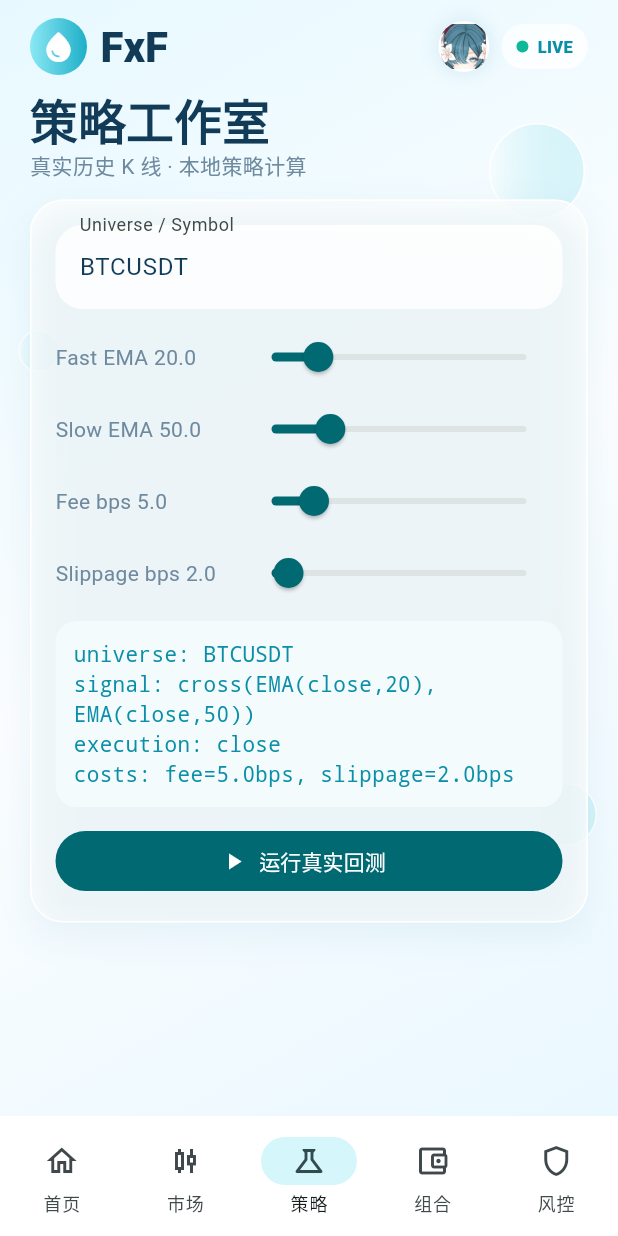
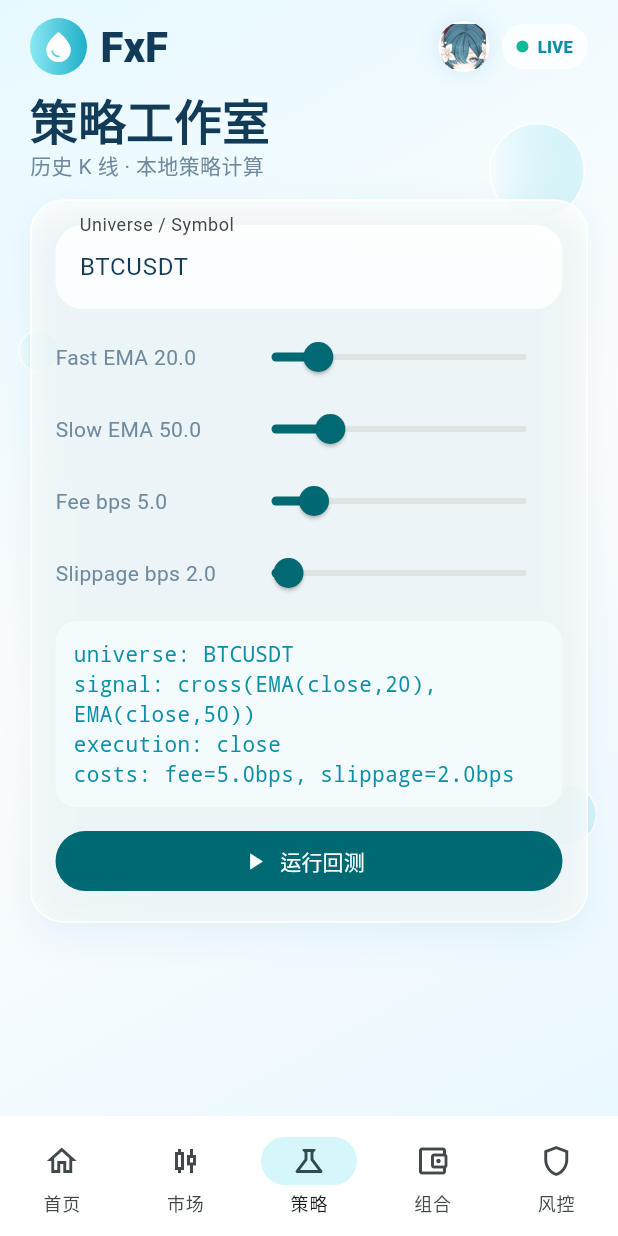
Before and after one commit to nya-a-cat/FxF, a Flutter app: the MainShell screen opened directly, item 3 of the bottom bar chosen, on a phone screen of 412 x 824 dp. Run offline on Flutter 3.47's test engine with Material 3 defaults, Android fonts, the phone set to English and light mode, and no system bars; our stand-ins replace fl_chart, shared_preferences; accounts and stored records are empty; network calls fail.

Commit message:
ui: remove generated strategy commentary

```diff
--- a/lib/screens/strategy.dart
+++ b/lib/screens/strategy.dart
@@ -21,19 +21,30 @@
   Future<({BacktestResult result, List<Candle> candles})> _run() async {
     final symbol = symbolController.text.trim().toUpperCase();
     final candles = await binance.candles(symbol, interval: '1h', limit: 1000);
-    final config = BacktestConfig(fastEma: fast.round(), slowEma: slow.round(), feeBps: fee, slippageBps: slippage);
+    final config = BacktestConfig(
+      fastEma: fast.round(),
+      slowEma: slow.round(),
+      feeBps: fee,
+      slippageBps: slippage,
+    );
     return (result: const BacktestEngine().emaCross(candles, config), candles: candles);
   }
 
   void _start() => setState(() => resultFuture = _run());
 
-  @override Widget build(BuildContext context) => ListView(padding: const EdgeInsets.only(bottom: 24), children: [
+  @override
+  Widget build(BuildContext context) => ListView(
+        padding: const EdgeInsets.only(bottom: 24),
+        children: [
           const FxFHeader(),
-    Padding(padding: const EdgeInsets.symmetric(horizontal: 20), child: Column(crossAxisAlignment: CrossAxisAlignment.start, children: [
+          Padding(
+            padding: const EdgeInsets.symmetric(horizontal: 20),
+            child: Column(crossAxisAlignment: CrossAxisAlignment.start, children: [
               Text('策略工作室', style: Theme.of(context).textTheme.headlineLarge),
-      const Text('真实历史 K 线 · 本地策略计算', style: TextStyle(color: FxFColors.muted)),
+              const Text('历史 K 线 · 本地策略计算', style: TextStyle(color: FxFColors.muted)),
               const SizedBox(height: 12),
-      GlassCard(child: Column(children: [
+              GlassCard(
+                child: Column(children: [
                   TextField(controller: symbolController, decoration: const InputDecoration(labelText: 'Universe / Symbol')),
                   const SizedBox(height: 8),
                   _SliderParam(label: 'Fast EMA', value: fast, min: 2, max: 100, onChanged: (v) => setState(() => fast = v)),
@@ -41,37 +52,93 @@
                   _SliderParam(label: 'Fee bps', value: fee, min: 0, max: 30, onChanged: (v) => setState(() => fee = v)),
                   _SliderParam(label: 'Slippage bps', value: slippage, min: 0, max: 30, onChanged: (v) => setState(() => slippage = v)),
                   const SizedBox(height: 8),
-        Align(alignment: Alignment.centerLeft, child: Container(width: double.infinity, padding: const EdgeInsets.all(12), decoration: BoxDecoration(color: const Color(0xFFF4FBFD), borderRadius: BorderRadius.circular(14)), child: Text('universe: ${symbolController.text.trim().toUpperCase()}\nsignal: cross(EMA(close,${fast.round()}), EMA(close,${slow.round()}))\nexecution: close\ncosts: fee=${fee.toStringAsFixed(1)}bps, slippage=${slippage.toStringAsFixed(1)}bps', style: const TextStyle(fontFamily: 'monospace', color: FxFColors.primaryDark)))),
+                  Align(
+                    alignment: Alignment.centerLeft,
+                    child: Container(
+                      width: double.infinity,
+                      padding: const EdgeInsets.all(12),
+                      decoration: BoxDecoration(color: const Color(0xFFF4FBFD), borderRadius: BorderRadius.circular(14)),
+                      child: Text(
+                        'universe: ${symbolController.text.trim().toUpperCase()}\n'
+                        'signal: cross(EMA(close,${fast.round()}), EMA(close,${slow.round()}))\n'
+                        'execution: close\n'
+                        'costs: fee=${fee.toStringAsFixed(1)}bps, slippage=${slippage.toStringAsFixed(1)}bps',
+                        style: const TextStyle(fontFamily: 'monospace', color: FxFColors.primaryDark),
+                      ),
+                    ),
+                  ),
                   const SizedBox(height: 12),
-        SizedBox(width: double.infinity, child: FilledButton.icon(onPressed: _start, icon: const Icon(Icons.play_arrow), label: const Text('运行真实回测'))),
-      ])),
+                  SizedBox(
+                    width: double.infinity,
+                    child: FilledButton.icon(
+                      onPressed: _start,
+                      icon: const Icon(Icons.play_arrow),
+                      label: const Text('运行回测'),
+                    ),
+                  ),
+                ]),
+              ),
               if (resultFuture != null) ...[
                 const SizedBox(height: 12),
-        AsyncPane<({BacktestResult result, List<Candle> candles})>(future: resultFuture!, builder: (_, data) => _BacktestResultPanel(data)),
+                AsyncPane<({BacktestResult result, List<Candle> candles})>(
+                  future: resultFuture!,
+                  builder: (_, data) => _BacktestResultPanel(data),
+                ),
               ],
-    ])),
-  ]);
+            ]),
+          ),
+        ],
+      );
 }
 
 class _SliderParam extends StatelessWidget {
   const _SliderParam({required this.label, required this.value, required this.min, required this.max, required this.onChanged});
-  final String label; final double value, min, max; final ValueChanged<double> onChanged;
-  @override Widget build(BuildContext context) => Row(children: [SizedBox(width: 120, child: Text('$label ${value.toStringAsFixed(1)}')), Expanded(child: Slider(value: value, min: min, max: max, onChanged: onChanged))]);
+  final String label;
+  final double value;
+  final double min;
+  final double max;
+  final ValueChanged<double> onChanged;
+
+  @override
+  Widget build(BuildContext context) => Row(children: [
+        SizedBox(width: 120, child: Text('$label ${value.toStringAsFixed(1)}')),
+        Expanded(child: Slider(value: value, min: min, max: max, onChanged: onChanged)),
+      ]);
 }
 
 class _BacktestResultPanel extends StatelessWidget {
-  const _BacktestResultPanel(this.data); final ({BacktestResult result, List<Candle> candles}) data;
+  const _BacktestResultPanel(this.data);
+  final ({BacktestResult result, List<Candle> candles}) data;
+
   String pct(double x) => '${(x * 100).toStringAsFixed(2)}%';
-  @override Widget build(BuildContext context) {
+
+  @override
+  Widget build(BuildContext context) {
     final r = data.result;
     return Column(children: [
-      Row(children: [Expanded(child: MetricBox(label: '总收益', value: pct(r.totalReturn), color: r.totalReturn >= 0 ? FxFColors.positive : FxFColors.negative)), const SizedBox(width: 8), Expanded(child: MetricBox(label: 'CAGR', value: pct(r.cagr))), const SizedBox(width: 8), Expanded(child: MetricBox(label: '最大回撤', value: pct(r.maxDrawdown), color: FxFColors.negative))]),
+      Row(children: [
+        Expanded(child: MetricBox(label: '总收益', value: pct(r.totalReturn), color: r.totalReturn >= 0 ? FxFColors.positive : FxFColors.negative)),
+        const SizedBox(width: 8),
+        Expanded(child: MetricBox(label: 'CAGR', value: pct(r.cagr))),
+        const SizedBox(width: 8),
+        Expanded(child: MetricBox(label: '最大回撤', value: pct(r.maxDrawdown), color: FxFColors.negative)),
+      ]),
       const SizedBox(height: 8),
-      Row(children: [Expanded(child: MetricBox(label: 'Sharpe', value: r.sharpe.toStringAsFixed(2))), const SizedBox(width: 8), Expanded(child: MetricBox(label: 'Sortino', value: r.sortino.toStringAsFixed(2))), const SizedBox(width: 8), Expanded(child: MetricBox(label: 'Trades', value: '${r.trades}', sub: '胜率 ${(r.winRate * 100).toStringAsFixed(1)}%'))]),
+      Row(children: [
+        Expanded(child: MetricBox(label: 'Sharpe', value: r.sharpe.toStringAsFixed(2))),
+        const SizedBox(width: 8),
+        Expanded(child: MetricBox(label: 'Sortino', value: r.sortino.toStringAsFixed(2))),
+        const SizedBox(width: 8),
+        Expanded(child: MetricBox(label: 'Trades', value: '${r.trades}', sub: '胜率 ${(r.winRate * 100).toStringAsFixed(1)}%')),
+      ]),
       const SizedBox(height: 8),
-      GlassCard(child: Column(crossAxisAlignment: CrossAxisAlignment.start, children: [const Text('真实行情区间', style: TextStyle(fontWeight: FontWeight.w800)), const SizedBox(height: 8), CandleLineChart(candles: data.candles, height: 180)])),
+      GlassCard(
+        child: Column(crossAxisAlignment: CrossAxisAlignment.start, children: [
+          const Text('行情区间', style: TextStyle(fontWeight: FontWeight.w800)),
           const SizedBox(height: 8),
-      const MascotPanel(title: '回测提示', message: '这些指标由下载到本机的真实 K 线计算。漂亮结果仍然需要样本外和 walk-forward 验证。', warning: true),
+          CandleLineChart(candles: data.candles, height: 180),
+        ]),
+      ),
     ]);
   }
 }
```
Lines whose indentation alone changed are shown as unchanged.
